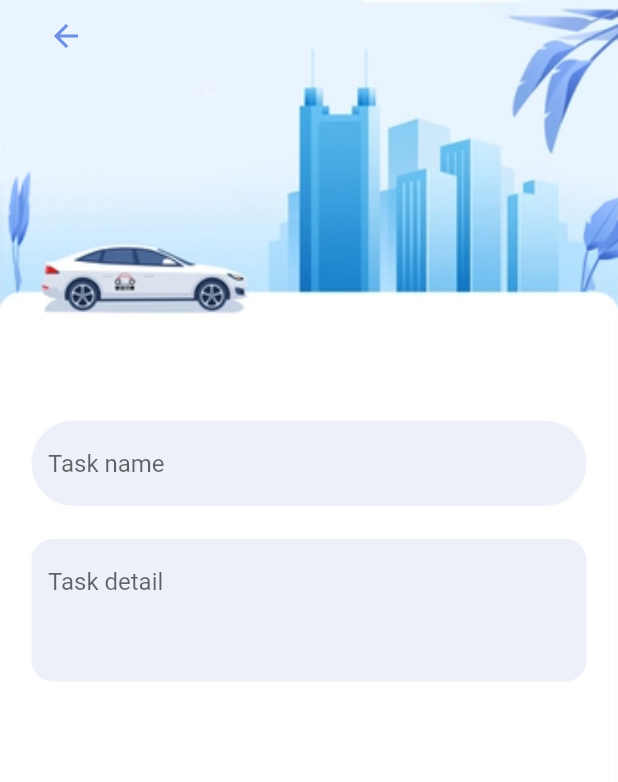
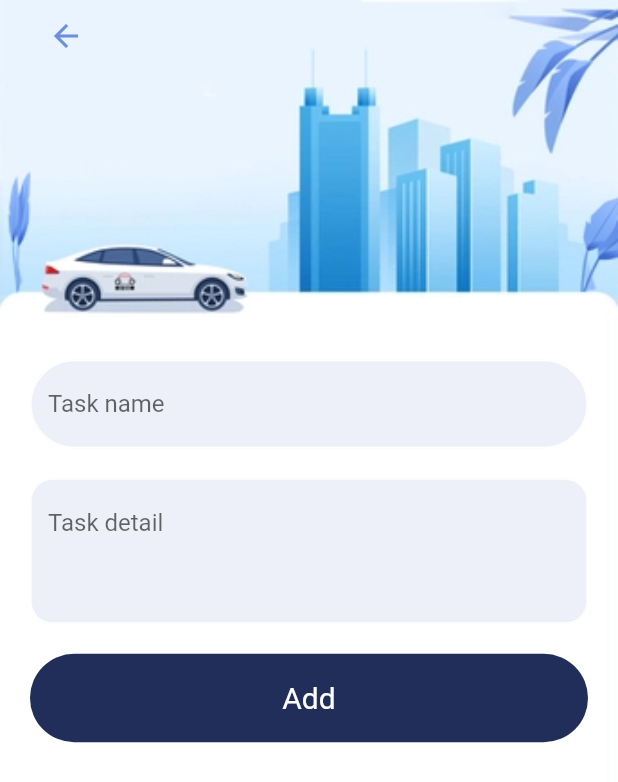
Before and after one commit to kibagendi20/taskmanagement_app, a Flutter app: the screen it shows after launch, on a phone screen of 412 x 824 dp. Shown: the top 782 px of the screen. Run offline on Flutter 3.47's test engine with Material 2 defaults, Android fonts, the light colour scheme and no system bars.

Commit message:
Added the Add button-ButtonWidget

```diff
--- a/lib/screens/add_task.dart
+++ b/lib/screens/add_task.dart
@@ -1,5 +1,6 @@
 import 'package:flutter/material.dart';
 import 'package:taskmanagement_app/utils/colors/app_colors.dart';
+import 'package:taskmanagement_app/widgets/button_widget.dart';
 import 'package:taskmanagement_app/widgets/textfield_widget.dart';
 
 class AddTask extends StatelessWidget {
@@ -41,7 +42,14 @@ class AddTask extends StatelessWidget {
                 maxLines: 3,
                 borderRadius: 15,
                 hintText: "Task detail",
-                textController: detailController)
+                textController: detailController),
+                const SizedBox(
+                height: 20,
+              ),
+                const ButtonWidget(
+                  backgroundColor: AppColors.mainColor,
+                   text: "Add",
+                   textColor: Colors.white)
             ],
           ),
           SizedBox(
```
